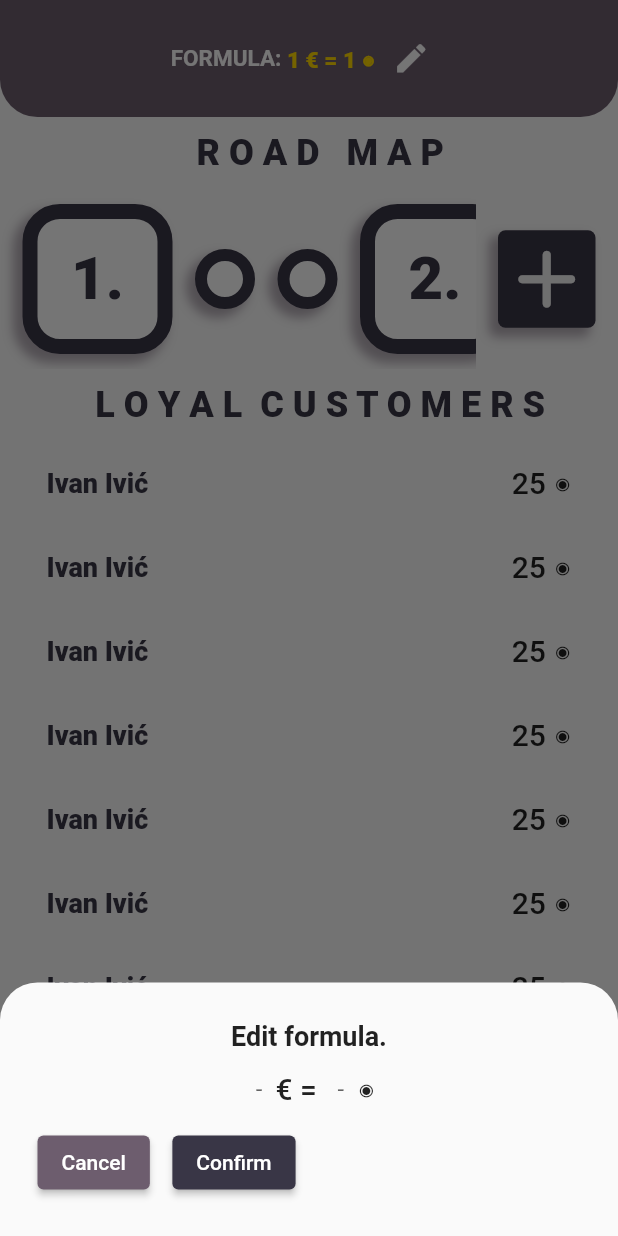
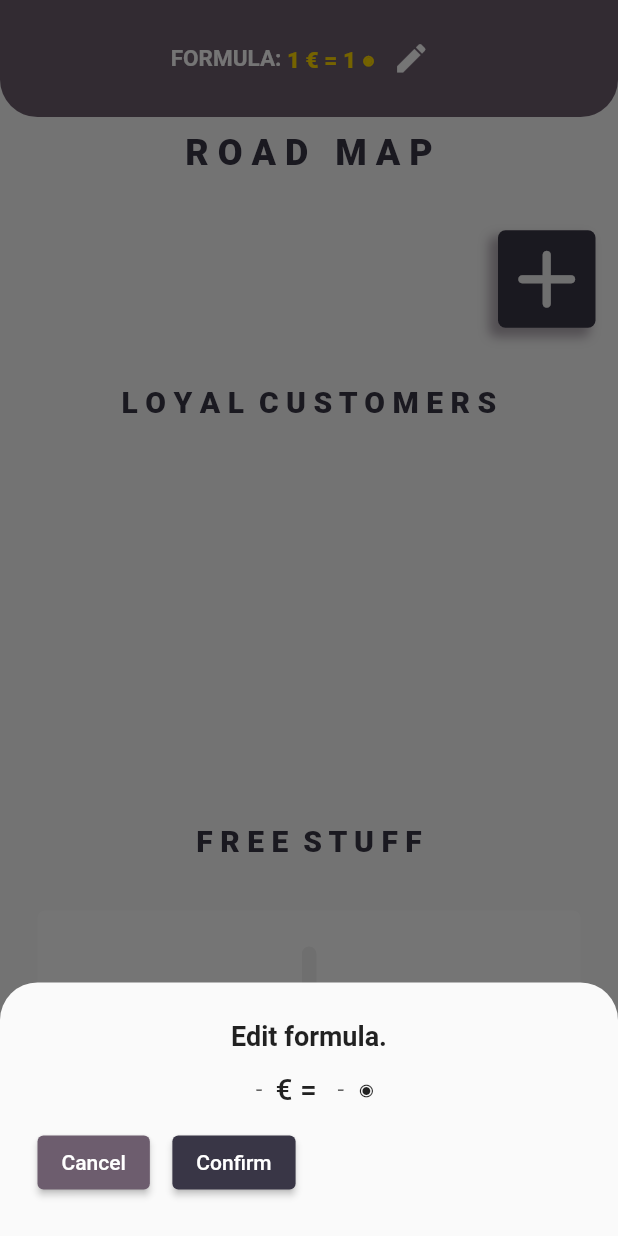
Before and after one commit to Lu555ak/CaffeApp-Admin, a Flutter app: the LoyaltyPageMobile widget shown alone on an empty page, opened directly, after a tap on the "edit" icon, on a phone screen of 412 x 824 dp. Run offline on Flutter 3.47's test engine with Material 2 defaults, Android fonts, the light colour scheme and no system bars; our stand-ins replace cloud_firestore, firebase_core, qr_flutter; accounts and stored records are empty.

Commit message:
Loyalty page

```diff
--- a/lib/mobile/home_page_mobile.dart
+++ b/lib/mobile/home_page_mobile.dart
@@ -11,6 +11,7 @@ class HomePageMobile extends StatefulWidget {
 
 class _HomePageMobileState extends State<HomePageMobile> {
   final ScrollController scrollController = ScrollController();
+  bool light = false;
 
   @override
   Widget build(BuildContext context) {
@@ -57,7 +58,7 @@ class _HomePageMobileState extends State<HomePageMobile> {
                               width: 150,
                               child: Row(
                                 mainAxisAlignment: MainAxisAlignment.start,
-                                children: const [
+                                children: [
                                   Icon(
                                     Icons.table_restaurant_rounded,
                                     color: subColor2,
@@ -66,6 +67,10 @@ class _HomePageMobileState extends State<HomePageMobile> {
                                   Text(
                                     "23",
                                     style: TextStyle(fontSize: 25),
+                                  ),
+                                  const Divider(
+                                    indent: 12.5,
+                                    endIndent: 12.5,
                                   ),
                                 ],
                               ),
--- a/lib/mobile/loyalty_page_mobile.dart
+++ b/lib/mobile/loyalty_page_mobile.dart
@@ -21,7 +21,7 @@ class _LoyaltyPageMobileState extends State<LoyaltyPageMobile> {
   final formulaEditPointsControler = TextEditingController();
   final ScrollController scrollController = ScrollController();
   final roadMapControler = TextEditingController();
-  final List<int> roadmap = [1, 0, 0, 2, 0, 0, 0, 3, 0, 4, 0, 0, 0, 0, 0, 5];
+  final List<int> roadmap = [];
 
   @override
   void dispose() {
@@ -68,7 +68,7 @@ class _LoyaltyPageMobileState extends State<LoyaltyPageMobile> {
         ),
       ),
       const Padding(
-          padding: EdgeInsets.only(left: 15.0, bottom: 10, top: 10),
+          padding: EdgeInsets.all(10),
           child: Text(
             "R O A D   M A P",
             style: TextStyle(
@@ -76,23 +76,23 @@ class _LoyaltyPageMobileState extends State<LoyaltyPageMobile> {
           )),
       RoadMap(roadmap: roadmap),
       const Padding(
-          padding: EdgeInsets.only(left: 15.0, bottom: 10, top: 10),
+          padding: EdgeInsets.all(10),
           child: Text(
             "L O Y A L  C U S T O M E R S",
             style: TextStyle(
-                color: primaryColor, fontSize: 24, fontWeight: FontWeight.w900),
+                color: primaryColor, fontSize: 20, fontWeight: FontWeight.w900),
           )),
       Container(
-        height: 500,
+        height: 250,
         child: Padding(
-          padding: const EdgeInsets.only(left: 15.0, right: 15.0, bottom: 15.0),
+          padding: const EdgeInsets.all(15),
           child: ScrollConfiguration(
             behavior: CustomScrollBehavior(),
             child: Expanded(
               child: ListView.builder(
                   scrollDirection: Axis.vertical,
                   shrinkWrap: true,
-                  itemCount: 15,
+                  itemCount: 0,
                   itemBuilder: ((context, index) {
                     return ListTile(
                       title: Row(
@@ -115,6 +115,123 @@ class _LoyaltyPageMobileState extends State<LoyaltyPageMobile> {
                   })),
             ),
           ),
+        ),
+      ),
+      const Padding(
+          padding: EdgeInsets.all(10),
+          child: Text(
+            "F R E E  S T U F F",
+            style: TextStyle(
+                color: primaryColor, fontSize: 20, fontWeight: FontWeight.w900),
+          )),
+      Container(
+        height: 300,
+        child: ScrollConfiguration(
+          behavior: CustomScrollBehavior(),
+          child: GridView.builder(
+              scrollDirection: Axis.vertical,
+              shrinkWrap: true,
+              itemCount: 1,
+              gridDelegate: SliverGridDelegateWithFixedCrossAxisCount(
+                crossAxisCount: 1,
+                childAspectRatio: MediaQuery.of(context).size.width /
+                    (MediaQuery.of(context).size.height / 5),
+              ),
+              itemBuilder: (context, index) {
+                if (index == 0) {
+                  return Padding(
+                    padding: const EdgeInsets.all(25.0),
+                    child: InkWell(
+                      onTap: () {
+                        setState(() {});
+                      },
+                      child: Container(
+                        decoration: const BoxDecoration(
+                          color: secondaryColor,
+                          borderRadius: BorderRadius.all(Radius.circular(5)),
+                        ),
+                        child: const FittedBox(
+                            child: Icon(
+                          Icons.add_rounded,
+                          color: subColor,
+                        )),
+                      ),
+                    ),
+                  );
+                } else {
+                  return Padding(
+                    padding: const EdgeInsets.all(14.0),
+                    child: Container(
+                      padding: const EdgeInsets.all(5.0),
+                      decoration: const BoxDecoration(
+                        color: primaryColor,
+                        borderRadius: BorderRadius.all(Radius.circular(5)),
+                      ),
+                      child: Column(children: [
+                        InkWell(
+                          onTap: () {},
+                          child: Container(
+                            padding: const EdgeInsets.all(5.0),
+                            decoration: const BoxDecoration(
+                              color: secondaryColor,
+                              borderRadius:
+                                  BorderRadius.all(Radius.circular(5)),
+                            ),
+                            child: Row(
+                                mainAxisAlignment: MainAxisAlignment.center,
+                                children: [
+                                  const Flexible(
+                                    child: FittedBox(
+                                      child: Icon(
+                                        Icons.emoji_food_beverage_rounded,
+                                        color: primaryColor,
+                                        size: 40,
+                                      ),
+                                    ),
+                                  ),
+                                  Flexible(
+                                    child: FittedBox(
+                                      fit: BoxFit.contain,
+                                      child: Text(
+                                        "1",
+                                        style: const TextStyle(
+                                            color: primaryColor,
+                                            fontWeight: FontWeight.w500,
+                                            fontSize: 50),
+                                      ),
+                                    ),
+                                  ),
+                                ]),
+                          ),
+                        ),
+                        Container(
+                          padding: const EdgeInsets.all(5.0),
+                          decoration: const BoxDecoration(
+                            color: primaryColor,
+                            borderRadius: BorderRadius.all(Radius.circular(5)),
+                          ),
+                          child: ListTile(
+                            title: Text(
+                              "Jelen 0.5",
+                              style: const TextStyle(
+                                  color: secondaryColor,
+                                  fontWeight: FontWeight.w500,
+                                  fontSize: 15),
+                            ),
+                            trailing: Text(
+                              "25 ◉",
+                              style: const TextStyle(
+                                  color: shinyColor,
+                                  fontWeight: FontWeight.w500,
+                                  fontSize: 15),
+                            ),
+                          ),
+                        ),
+                      ]),
+                    ),
+                  );
+                }
+              }),
         ),
       )
     ]));
--- a/lib/mobile/table_page_mobile.dart
+++ b/lib/mobile/table_page_mobile.dart
@@ -54,7 +54,8 @@ class _TablePageMobileState extends State<TablePageMobile> {
               physics: const NeverScrollableScrollPhysics(),
               itemCount: Tables().getTableCount() + 1,
               gridDelegate: const SliverGridDelegateWithFixedCrossAxisCount(
-                  crossAxisCount: 2),
+                crossAxisCount: 2,
+              ),
               itemBuilder: (context, index) {
                 if (index == Tables().getTableCount()) {
                   return Padding(
```
